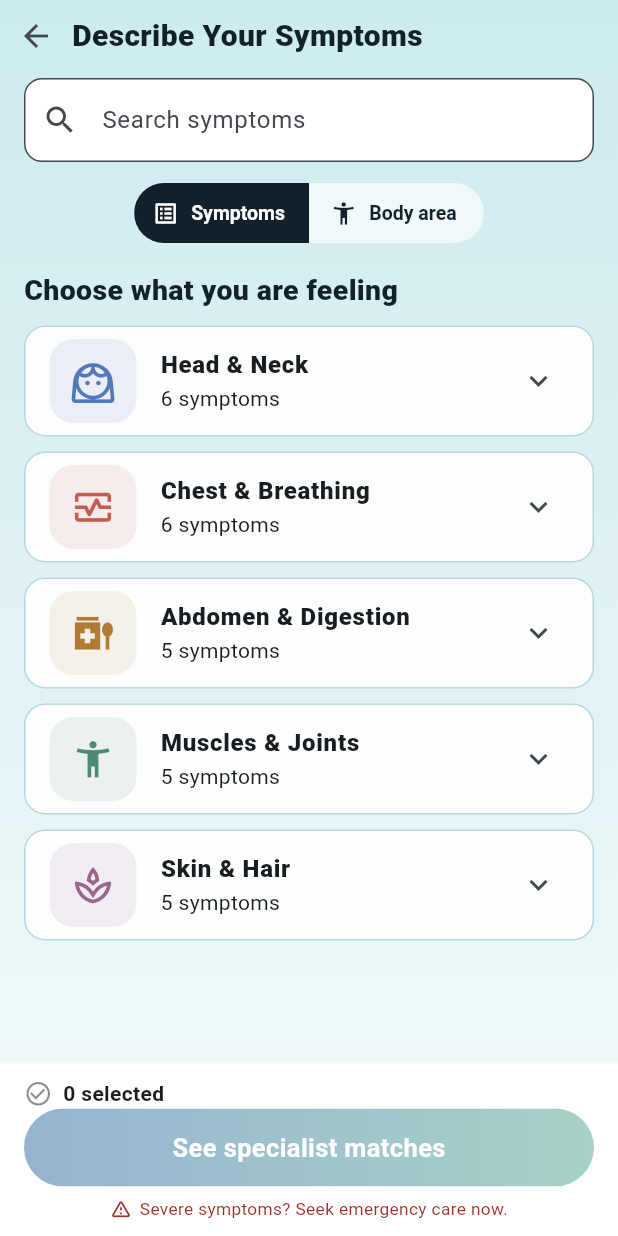
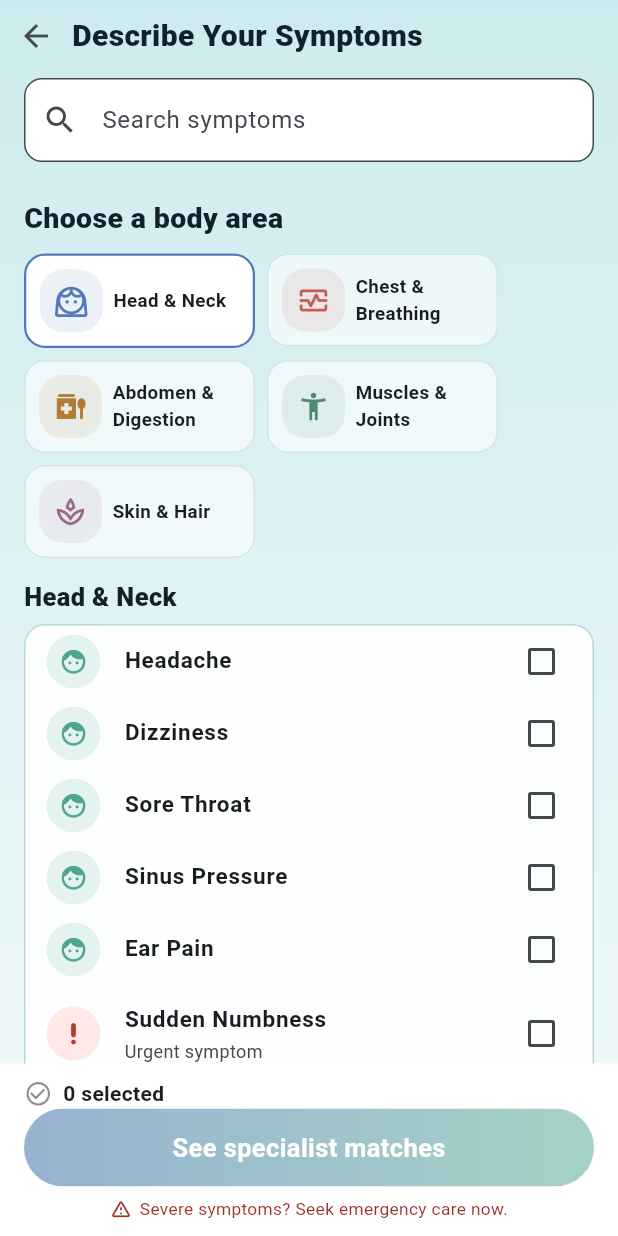
Before and after one commit to janedviccelis-a11y/Symptom_to_Specialist_Finder, a Flutter app: the screen it shows after launch, after a tap on "Start New Symptom Search", on a phone screen of 412 x 824 dp. Run offline on Flutter 3.47's test engine with Material 3 defaults, Android fonts, the phone set to English and light mode, and no system bars; our stand-ins replace flutter_map, geolocator, latlong2, shared_preferences.

Commit message:
commit 3

```diff
--- a/symptomm/lib/pages/symptom_page.dart
+++ b/symptomm/lib/pages/symptom_page.dart
@@ -13,7 +13,6 @@ class SymptomPage extends StatefulWidget {
 class _SymptomPageState extends State<SymptomPage> {
   final selected = <String>{};
   final controller = TextEditingController();
-  bool bodyTab = false;
   String area = cats.keys.first;
 
   static const categoryIcons = <String, IconData>{
@@ -141,73 +140,13 @@ class _SymptomPageState extends State<SymptomPage> {
     );
   }
 
-  Widget categoryCard(String key) => Container(
-        margin: const EdgeInsets.only(bottom: 10),
-        decoration: card(),
-        child: ExpansionTile(
-          key: PageStorageKey(key),
-          shape: const Border(),
-          collapsedShape: const Border(),
-          initiallyExpanded:
-              symptoms.any((s) => s.cat == key && selected.contains(s.name)),
-          leading: categoryIllustration(key, size: 29),
-          title: Text(key,
-              style:
-                  const TextStyle(fontSize: 16, fontWeight: FontWeight.w800)),
-          subtitle: Text(
-            selectedCount(key) > 0
-                ? '${selectedCount(key)} selected'
-                : '${symptoms.where((s) => s.cat == key).length} symptoms',
-          ),
-          children: [
-            for (final symptom in symptoms.where((s) => s.cat == key))
-              tile(symptom)
-          ],
-        ),
-      );
-
   @override
   Widget build(BuildContext context) {
     final query = controller.text.trim();
-    final List<Widget> items;
-
-    if (query.isNotEmpty) {
-      final results = search(query);
-      items = results.isEmpty
-          ? [
-              const Padding(
-                padding: EdgeInsets.all(16),
-                child: Text(
-                  'No matching symptoms. Try another word, or browse the categories.',
-                ),
-              ),
-            ]
-          : results.map(tile).toList();
-    } else if (!bodyTab) {
-      items = [for (final key in cats.keys) categoryCard(key)];
-    } else {
-      items = [
-        Wrap(
-          spacing: 8,
-          runSpacing: 8,
-          children: [for (final key in cats.keys) areaChoice(key)],
-        ),
-        const SizedBox(height: 14),
-        Text(area,
-            style: const TextStyle(
-                fontSize: 17, fontWeight: FontWeight.w800, color: ink)),
-        const SizedBox(height: 6),
-        Container(
-          decoration: card(),
-          child: Column(
-            children: [
-              for (final symptom in symptoms.where((s) => s.cat == area))
-                tile(symptom)
-            ],
-          ),
-        ),
-      ];
-    }
+    final areaSymptoms = symptoms.where((symptom) => symptom.cat == area);
+    final areaResults = query.isEmpty
+        ? areaSymptoms.toList()
+        : search(query).where((symptom) => symptom.cat == area).toList();
 
     return Shell(
       title: 'Describe Your Symptoms',
@@ -239,35 +178,6 @@ class _SymptomPageState extends State<SymptomPage> {
               ),
             ),
           ),
-          Padding(
-            padding: const EdgeInsets.symmetric(horizontal: 16),
-            child: SegmentedButton<bool>(
-              showSelectedIcon: false,
-              segments: const [
-                ButtonSegment(
-                    value: false,
-                    icon: Icon(Icons.list_alt),
-                    label: Text('Symptoms')),
-                ButtonSegment(
-                    value: true,
-                    icon: Icon(Icons.accessibility_new),
-                    label: Text('Body area')),
-              ],
-              selected: {bodyTab},
-              onSelectionChanged: (value) =>
-                  setState(() => bodyTab = value.first),
-              style: SegmentedButton.styleFrom(
-                backgroundColor: Colors.white.withValues(alpha: .65),
-                foregroundColor: ink,
-                selectedForegroundColor: Colors.white,
-                selectedBackgroundColor: ink,
-                textStyle:
-                    const TextStyle(fontSize: 13, fontWeight: FontWeight.w700),
-                padding: const EdgeInsets.symmetric(vertical: 11),
-                side: BorderSide.none,
-              ),
-            ),
-          ),
           Expanded(
             child: AnimatedSwitcher(
               duration: const Duration(milliseconds: 220),
@@ -285,23 +195,42 @@ class _SymptomPageState extends State<SymptomPage> {
                 ),
               ),
               child: ListView(
-                key: ValueKey('$bodyTab:$area:${controller.text.isNotEmpty}'),
+                key: ValueKey('$area:${controller.text.isNotEmpty}'),
                 padding: const EdgeInsets.fromLTRB(16, 14, 16, 12),
                 children: [
-                  if (query.isEmpty)
-                    Padding(
-                      padding: const EdgeInsets.only(bottom: 10),
-                      child: Text(
-                        bodyTab
-                            ? 'Choose a body area'
-                            : 'Choose what you are feeling',
-                        style: const TextStyle(
-                            fontSize: 19,
-                            fontWeight: FontWeight.w800,
-                            color: ink),
-                      ),
+                  const Padding(
+                    padding: EdgeInsets.only(bottom: 10),
+                    child: Text(
+                      'Choose a body area',
+                      style: TextStyle(
+                          fontSize: 19,
+                          fontWeight: FontWeight.w800,
+                          color: ink),
                     ),
-                  ...items,
+                  ),
+                  Wrap(
+                    spacing: 8,
+                    runSpacing: 8,
+                    children: [for (final key in cats.keys) areaChoice(key)],
+                  ),
+                  const SizedBox(height: 14),
+                  Text(
+                    area,
+                    style: const TextStyle(
+                        fontSize: 17, fontWeight: FontWeight.w800, color: ink),
+                  ),
+                  const SizedBox(height: 6),
+                  Container(
+                    decoration: card(),
+                    child: areaResults.isEmpty
+                        ? const Padding(
+                            padding: EdgeInsets.all(16),
+                            child: Text(
+                              'No matching symptoms in this body area. Try another search or choose a different area.',
+                            ),
+                          )
+                        : Column(children: [for (final symptom in areaResults) tile(symptom)]),
+                  ),
                 ],
               ),
             ),
```
Also changed, not shown: 1 other file.
